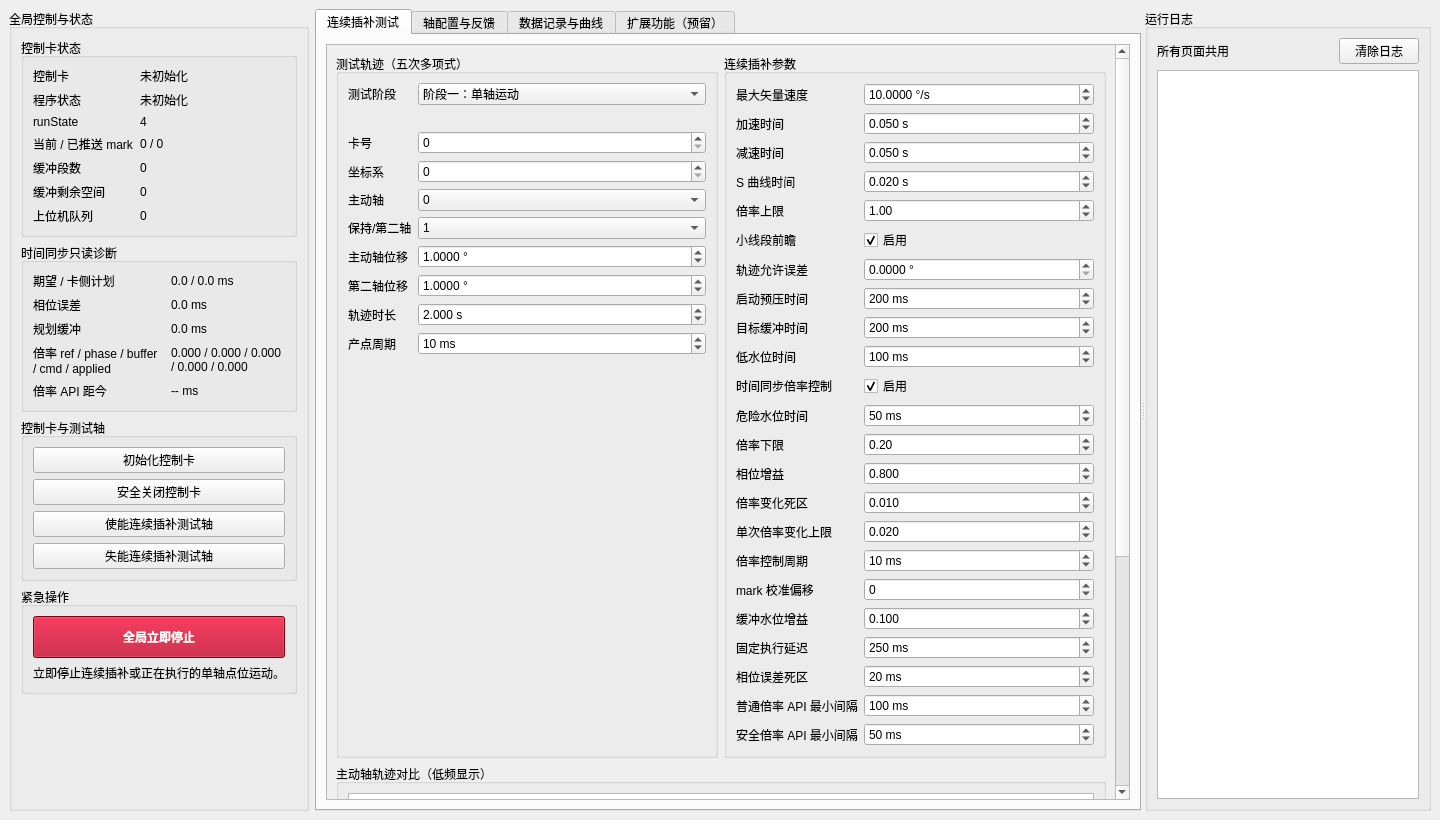
Old version of the form conti_ctrl/mainwindow.ui in the repository yzj148162-cmyk/E5000-ContiInterpolation.
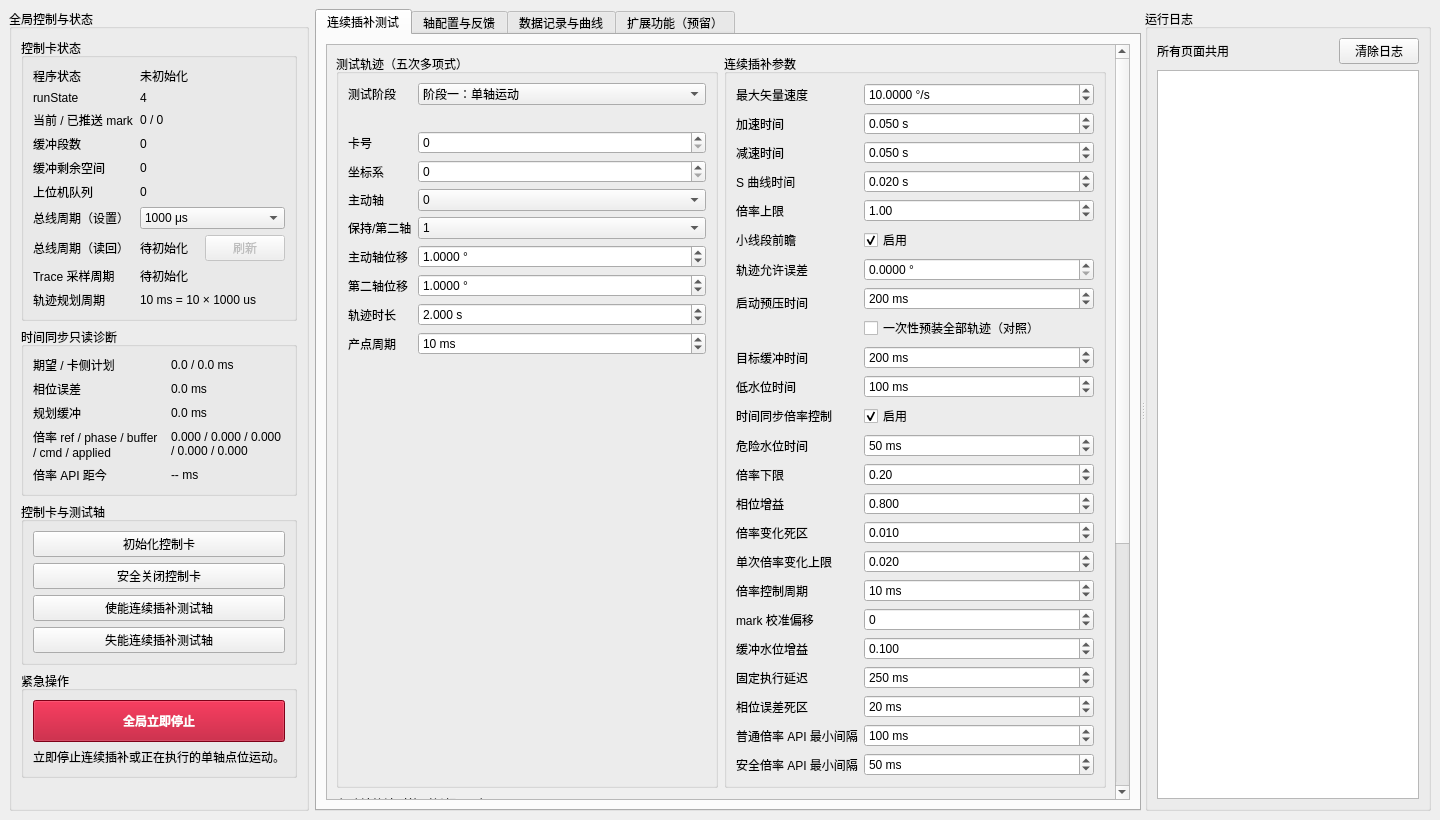
New version of the form. Custom widgets are drawn as their Qt base class.

```diff
--- a/conti_ctrl/mainwindow.ui
+++ b/conti_ctrl/mainwindow.ui
@@ -39,23 +39,6 @@
           <string>控制卡状态</string>
          </property>
          <layout class="QFormLayout" name="statusForm">
-          <item row="0" column="0">
-           <widget class="QLabel" name="boardLabel">
-            <property name="text">
-             <string>控制卡</string>
-            </property>
-           </widget>
-          </item>
-          <item row="0" column="1">
-           <widget class="QLabel" name="boardValueLabel">
-            <property name="text">
-             <string>未初始化</string>
-            </property>
-            <property name="wordWrap">
-             <bool>true</bool>
-            </property>
-           </widget>
-          </item>
           <item row="1" column="0">
            <widget class="QLabel" name="stateLabel">
             <property name="text">
@@ -149,6 +132,134 @@
             </property>
            </widget>
           </item>
+          <item row="7" column="0">
+           <widget class="QLabel" name="busCycleSettingLabel">
+            <property name="toolTip">
+             <string>手册支持 250、500、1000、2000 μs；仅在初始化控制卡时写入。</string>
+            </property>
+            <property name="text">
+             <string>总线周期（设置）</string>
+            </property>
+            <property name="wordWrap">
+             <bool>true</bool>
+            </property>
+           </widget>
+          </item>
+          <item row="7" column="1">
+           <widget class="QComboBox" name="busCycleCombo">
+            <property name="toolTip">
+             <string>EtherCAT 总线周期，可选 250 / 500 / 1000 / 2000 μs。修改后需关闭并重新初始化控制卡。</string>
+            </property>
+            <property name="currentIndex">
+             <number>2</number>
+            </property>
+            <item>
+             <property name="text">
+              <string>250 μs</string>
+             </property>
+            </item>
+            <item>
+             <property name="text">
+              <string>500 μs</string>
+             </property>
+            </item>
+            <item>
+             <property name="text">
+              <string>1000 μs</string>
+             </property>
+            </item>
+            <item>
+             <property name="text">
+              <string>2000 μs</string>
+             </property>
+            </item>
+           </widget>
+          </item>
+          <item row="8" column="0">
+           <widget class="QLabel" name="busCycleReadLabel">
+            <property name="text">
+             <string>总线周期（读回）</string>
+            </property>
+            <property name="wordWrap">
+             <bool>true</bool>
+            </property>
+           </widget>
+          </item>
+          <item row="8" column="1">
+           <widget class="QWidget" name="busCycleReadContainer" native="true">
+            <layout class="QHBoxLayout" name="busCycleReadLayout">
+             <property name="leftMargin">
+              <number>0</number>
+             </property>
+             <property name="topMargin">
+              <number>0</number>
+             </property>
+             <property name="rightMargin">
+              <number>0</number>
+             </property>
+             <property name="bottomMargin">
+              <number>0</number>
+             </property>
+             <item>
+              <widget class="QLabel" name="busCycleReadValueLabel">
+               <property name="text">
+                <string>待初始化</string>
+               </property>
+              </widget>
+             </item>
+             <item>
+              <widget class="QPushButton" name="readBusCycleButton">
+               <property name="enabled">
+                <bool>false</bool>
+               </property>
+               <property name="text">
+                <string>刷新</string>
+               </property>
+              </widget>
+             </item>
+            </layout>
+           </widget>
+          </item>
+          <item row="9" column="0">
+           <widget class="QLabel" name="traceSampleLabel">
+            <property name="text">
+             <string>Trace 采样周期</string>
+            </property>
+            <property name="wordWrap">
+             <bool>true</bool>
+            </property>
+           </widget>
+          </item>
+          <item row="9" column="1">
+           <widget class="QLabel" name="traceSampleValueLabel">
+            <property name="text">
+             <string>待初始化</string>
+            </property>
+            <property name="wordWrap">
+             <bool>true</bool>
+            </property>
+           </widget>
+          </item>
+          <item row="10" column="0">
+           <widget class="QLabel" name="planningAlignmentLabel">
+            <property name="text">
+             <string>轨迹规划周期</string>
+            </property>
+            <property name="wordWrap">
+             <bool>true</bool>
+            </property>
+           </widget>
+          </item>
+          <item row="10" column="1">
+           <widget class="QLabel" name="planningAlignmentValueLabel">
+            <property name="text">
+             <string>10 ms = 10 × 1000 us</string>
+            </property>
+            <property name="wordWrap">
+             <bool>true</bool>
+            </property>
+           </widget>
+          </item>
          </layout>
         </widget>
        </item>
@@ -823,19 +934,47 @@
                </widget>
               </item>
               <item row="7" column="1">
-               <widget class="QSpinBox" name="preloadSegmentsSpin">
-               <property name="minimum">
-                 <number>10</number>
-                </property>
-                <property name="maximum">
-                 <number>5000</number>
-                </property>
-                <property name="value">
-                 <number>200</number>
-                </property>
-                <property name="suffix">
-                 <string> ms</string>
-                </property>
+               <widget class="QWidget" name="preloadModeContainer" native="true">
+                <layout class="QVBoxLayout" name="preloadModeLayout">
+                 <property name="leftMargin">
+                  <number>0</number>
+                 </property>
+                 <property name="topMargin">
+                  <number>0</number>
+                 </property>
+                 <property name="rightMargin">
+                  <number>0</number>
+                 </property>
+                 <property name="bottomMargin">
+                  <number>0</number>
+                 </property>
+                 <item>
+                  <widget class="QSpinBox" name="preloadSegmentsSpin">
+                   <property name="minimum">
+                    <number>10</number>
+                   </property>
+                   <property name="maximum">
+                    <number>5000</number>
+                   </property>
+                   <property name="value">
+                    <number>200</number>
+                   </property>
+                   <property name="suffix">
+                    <string> ms</string>
+                   </property>
+                  </widget>
+                 </item>
+                 <item>
+                  <widget class="QCheckBox" name="preloadAllTrajectoryCheck">
+                   <property name="toolTip">
+                    <string>启动前将全部有效轨迹段压入控制卡。仅适用于未超过卡侧可用段容量的短轨迹；运行中不再产点或补段。</string>
+                   </property>
+                   <property name="text">
+                    <string>一次性预装全部轨迹（对照）</string>
+                   </property>
+                  </widget>
+                 </item>
+                </layout>
                </widget>
               </item>
               <item row="8" column="0">
```
